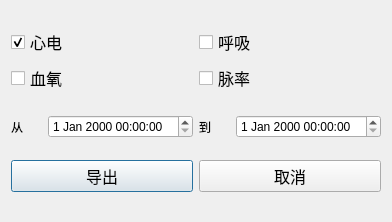
The window that SJ_Dialog.ui (cjf128/ECGB) describes before a commit, drawn with Qt 5.
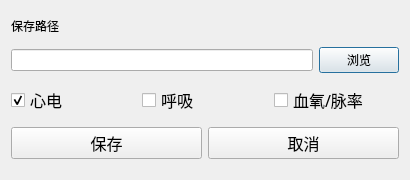
The same window after the commit.

The edit to the form file:
```diff
--- a/SJ_Dialog.ui
+++ b/SJ_Dialog.ui
@@ -6,8 +6,8 @@
    <rect>
     <x>0</x>
     <y>0</y>
-    <width>392</width>
-    <height>222</height>
+    <width>410</width>
+    <height>180</height>
    </rect>
   </property>
   <property name="windowTitle">
@@ -15,9 +15,36 @@
   </property>
   <layout class="QVBoxLayout" name="verticalLayout">
    <item>
-    <layout class="QGridLayout" name="gridLayout">
-     <item row="0" column="0">
-      <widget class="QCheckBox" name="checkBox">
+    <widget class="QLabel" name="label">
+     <property name="sizePolicy">
+      <sizepolicy hsizetype="Preferred" vsizetype="Fixed">
+       <horstretch>0</horstretch>
+       <verstretch>0</verstretch>
+      </sizepolicy>
+     </property>
+     <property name="text">
+      <string>保存路径</string>
+     </property>
+    </widget>
+   </item>
+   <item>
+    <layout class="QHBoxLayout" name="horizontalLayout_3">
+     <item>
+      <widget class="QLineEdit" name="ledtPath"/>
+     </item>
+     <item>
+      <widget class="QPushButton" name="btnSearch">
+       <property name="text">
+        <string>浏览</string>
+       </property>
+      </widget>
+     </item>
+    </layout>
+   </item>
+   <item>
+    <layout class="QHBoxLayout" name="horizontalLayout">
+     <item>
+      <widget class="QCheckBox" name="boxHR">
        <property name="font">
         <font>
          <family>Agency FB</family>
@@ -32,8 +59,8 @@
        </property>
       </widget>
      </item>
-     <item row="0" column="1">
-      <widget class="QCheckBox" name="checkBox_2">
+     <item>
+      <widget class="QCheckBox" name="boxRESP">
        <property name="font">
         <font>
          <family>Agency FB</family>
@@ -45,8 +72,8 @@
        </property>
       </widget>
      </item>
-     <item row="1" column="0">
-      <widget class="QCheckBox" name="checkBox_3">
+     <item>
+      <widget class="QCheckBox" name="boxSPO2">
        <property name="font">
         <font>
          <family>Agency FB</family>
@@ -54,46 +81,9 @@
         </font>
        </property>
        <property name="text">
-        <string>血氧</string>
+        <string>血氧/脉率</string>
        </property>
       </widget>
-     </item>
-     <item row="1" column="1">
-      <widget class="QCheckBox" name="checkBox_4">
-       <property name="font">
-        <font>
-         <family>Agency FB</family>
-         <pointsize>12</pointsize>
-        </font>
-       </property>
-       <property name="text">
-        <string>脉率</string>
-       </property>
-      </widget>
-     </item>
-    </layout>
-   </item>
-   <item>
-    <layout class="QHBoxLayout" name="horizontalLayout">
-     <item>
-      <widget class="QLabel" name="label">
-       <property name="text">
-        <string>从</string>
-       </property>
-      </widget>
-     </item>
-     <item>
-      <widget class="QDateTimeEdit" name="dateTimeEdit"/>
-     </item>
-     <item>
-      <widget class="QLabel" name="label_2">
-       <property name="text">
-        <string>到</string>
-       </property>
-      </widget>
-     </item>
-     <item>
-      <widget class="QDateTimeEdit" name="dateTimeEdit_2"/>
      </item>
     </layout>
    </item>
@@ -108,7 +98,7 @@
         </font>
        </property>
        <property name="text">
-        <string>导出</string>
+        <string>保存</string>
        </property>
       </widget>
      </item>
```
Left out of the diff: 4 changed lines with no effect on the pictures.
